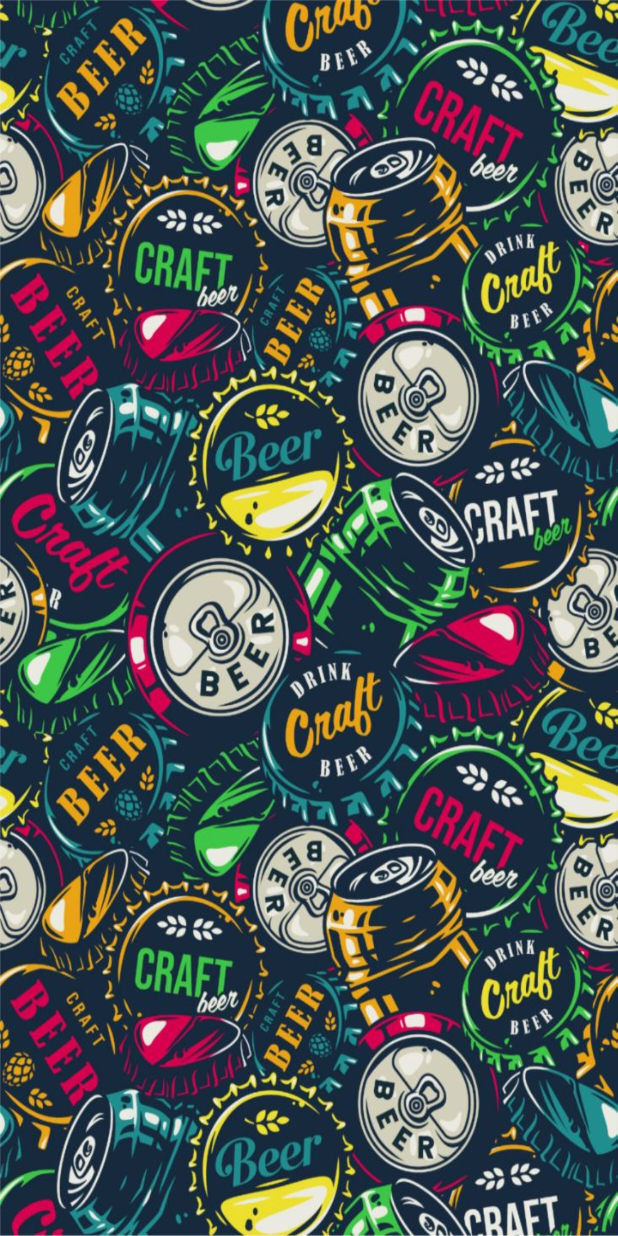
After one commit to Dmitrijjj/craft-beers-catalog, an Android app: the SplashScreenActivity screen opened directly, with no data from a screen before it, on a phone screen of 412 x 824 dp. The commit adds this screen. Run offline under Robolectric (Android 15) with nearby library versions, the phone set to English and light mode, and no system bars.

Commit message:
made splash screen & bug occurred with beersCatalog UI

```diff
--- /dev/null
+++ b/app/src/main/java/com/dimidroid/beerscatalog/ui/SplashScreenActivity.kt
@@ -0,0 +1,32 @@
+package com.dimidroid.beerscatalog.ui
+
+import android.content.Intent
+import androidx.appcompat.app.AppCompatActivity
+import android.os.Bundle
+import android.os.Handler
+import android.os.Looper
+import android.view.WindowManager
+import com.dimidroid.beerscatalog.BeersActivity
+import com.dimidroid.beerscatalog.R
+
+@Suppress("DEPRECATION")
+class SplashScreenActivity : AppCompatActivity() {
+    override fun onCreate(savedInstanceState: Bundle?) {
+        super.onCreate(savedInstanceState)
+        setContentView(R.layout.activity_splash_screen)
+
+        window.setFlags(
+            WindowManager.LayoutParams.FLAG_FULLSCREEN,
+            WindowManager.LayoutParams.FLAG_FULLSCREEN
+        )
+
+        // code progress bar
+
+
+        Handler(Looper.getMainLooper()).postDelayed({
+            val intent = Intent(this, BeersActivity::class.java)
+            startActivity(intent)
+            finish()
+        }, 3000) // 3000 is the delayed time in milliseconds.
+    }
+ }
--- a/app/src/main/java/com/dimidroid/beerscatalog/ui/beers_catalog/BeersCatalogViewModel.kt
+++ b/app/src/main/java/com/dimidroid/beerscatalog/ui/beers_catalog/BeersCatalogViewModel.kt
@@ -6,8 +6,4 @@ import androidx.lifecycle.ViewModel
 
 class BeersCatalogViewModel : ViewModel() {
 
-    private val _text = MutableLiveData<String>().apply {
-        value = "This is home Fragment"
-    }
-    val text: LiveData<String> = _text
 }
--- a/app/src/main/java/com/dimidroid/beerscatalog/ui/beers_details/BeersDetailsFragment.kt
+++ b/app/src/main/java/com/dimidroid/beerscatalog/ui/beers_details/BeersDetailsFragment.kt
@@ -28,9 +28,9 @@ class BeersDetailsFragment : Fragment() {
         _binding = FragmentBeersDetailsBinding.inflate(inflater, container, false)
         val root: View = binding.root
 
-        val textView: TextView = binding.textNotifications
+
         beersDetailsViewModel.text.observe(viewLifecycleOwner) {
-            textView.text = it
+
         }
         return root
     }
--- a/app/src/main/java/com/dimidroid/beerscatalog/ui/beers_favourite/FavouriteBeersFragment.kt
+++ b/app/src/main/java/com/dimidroid/beerscatalog/ui/beers_favourite/FavouriteBeersFragment.kt
@@ -28,9 +28,9 @@ class FavouriteBeersFragment : Fragment() {
         _binding = FragmentFavouriteBeersBinding.inflate(inflater, container, false)
         val root: View = binding.root
 
-        val textView: TextView = binding.textDashboard
+
         beersFavouriteViewModel.text.observe(viewLifecycleOwner) {
-            textView.text = it
+
         }
         return root
     }
--- /dev/null
+++ b/app/src/main/res/drawable/ic_baseline_favorite_border_24.xml
@@ -0,0 +1,5 @@
+<vector android:height="24dp" android:tint="#000000"
+    android:viewportHeight="24" android:viewportWidth="24"
+    android:width="24dp" xmlns:android="http://schemas.android.com/apk/res/android">
+    <path android:fillColor="@android:color/white" android:pathData="M16.5,3c-1.74,0 -3.41,0.81 -4.5,2.09C10.91,3.81 9.24,3 7.5,3 4.42,3 2,5.42 2,8.5c0,3.78 3.4,6.86 8.55,11.54L12,21.35l1.45,-1.32C18.6,15.36 22,12.28 22,8.5 22,5.42 19.58,3 16.5,3zM12.1,18.55l-0.1,0.1 -0.1,-0.1C7.14,14.24 4,11.39 4,8.5 4,6.5 5.5,5 7.5,5c1.54,0 3.04,0.99 3.57,2.36h1.87C13.46,5.99 14.96,5 16.5,5c2,0 3.5,1.5 3.5,3.5 0,2.89 -3.14,5.74 -7.9,10.05z"/>
+</vector>
--- /dev/null
+++ b/app/src/main/res/layout/activity_splash_screen.xml
@@ -0,0 +1,10 @@
+<?xml version="1.0" encoding="utf-8"?>
+<androidx.constraintlayout.widget.ConstraintLayout xmlns:android="http://schemas.android.com/apk/res/android"
+    xmlns:app="http://schemas.android.com/apk/res-auto"
+    xmlns:tools="http://schemas.android.com/tools"
+    android:layout_width="match_parent"
+    android:layout_height="match_parent"
+    tools:context=".ui.SplashScreenActivity"
+    android:background="@drawable/bn">
+
+</androidx.constraintlayout.widget.ConstraintLayout>
--- a/app/src/main/res/menu/bottom_nav_menu.xml
+++ b/app/src/main/res/menu/bottom_nav_menu.xml
@@ -4,7 +4,7 @@
     <item
         android:id="@+id/navigation_beers_catalog"
         android:icon="@drawable/ic_beers_catalog"
-        android:title="@string/title_beers_catalog" />
+        android:title="@string/title_beers_catalog"/>
 
     <item
         android:id="@+id/navigation_favourite_beers"
--- a/app/src/main/res/values-night/themes.xml
+++ b/app/src/main/res/values-night/themes.xml
@@ -2,8 +2,8 @@
     <!-- Base application theme. -->
     <style name="Theme.BeersCatalog" parent="Theme.MaterialComponents.DayNight.DarkActionBar">
         <!-- Primary brand color. -->
-        <item name="colorPrimary">@color/purple_200</item>
-        <item name="colorPrimaryVariant">@color/purple_700</item>
+        <item name="colorPrimary">@color/black</item>
+        <item name="colorPrimaryVariant">@color/black</item>
         <item name="colorOnPrimary">@color/black</item>
         <!-- Secondary brand color. -->
         <item name="colorSecondary">@color/teal_200</item>
--- a/app/src/main/res/values/dimens.xml
+++ /dev/null
@@ -1,5 +0,0 @@
-<resources>
-    <!-- Default screen margins, per the Android Design guidelines. -->
-    <dimen name="activity_horizontal_margin">16dp</dimen>
-    <dimen name="activity_vertical_margin">16dp</dimen>
-</resources>
--- a/app/src/main/res/values/themes.xml
+++ b/app/src/main/res/values/themes.xml
@@ -2,8 +2,8 @@
     <!-- Base application theme. -->
     <style name="Theme.BeersCatalog" parent="Theme.MaterialComponents.DayNight.DarkActionBar">
         <!-- Primary brand color. -->
-        <item name="colorPrimary">@color/purple_500</item>
-        <item name="colorPrimaryVariant">@color/purple_700</item>
+        <item name="colorPrimary">@color/black</item>
+        <item name="colorPrimaryVariant">@color/black</item>
         <item name="colorOnPrimary">@color/white</item>
         <!-- Secondary brand color. -->
         <item name="colorSecondary">@color/teal_200</item>
```
Also changed, not shown: app/src/main/AndroidManifest.xml (+14 -1 lines), app/src/main/java/com/dimidroid/beerscatalog/BeersActivity.kt (renamed from app/src/main/java/com/dimidroid/beerscatalog/MainActivity.kt, +4 -4 lines), app/src/main/java/com/dimidroid/beerscatalog/BeersViewModelProviderFactory.kt (added, +9 -0 lines), app/src/main/java/com/dimidroid/beerscatalog/ui/beers_catalog/BeersCatalogFragment.kt (+7 -25 lines), app/src/main/res/layout/beer_item.xml (added, +66 -0 lines), app/src/main/res/layout/fragment_beers_catalog.xml (+16 -8 lines), app/src/main/res/layout/fragment_favourite_beers.xml (+6 -9 lines), app/src/main/res/drawable/bn.jpg (added), app/src/main/res/layout/activity_beers.xml (renamed from app/src/main/res/layout/activity_main.xml).
